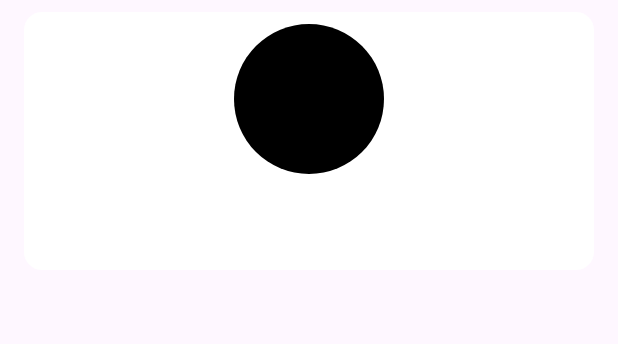
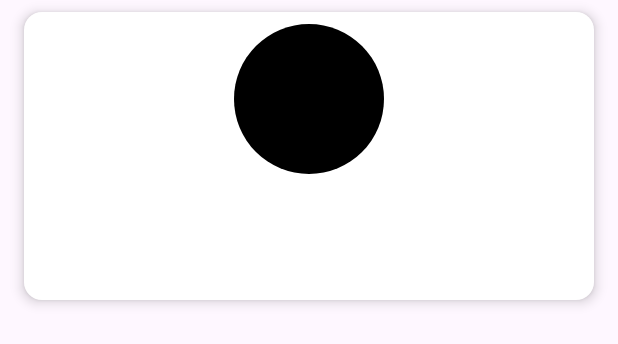
Before and after one commit to karimsaad687/news_app, an Android app: the layout adapter_headline_item.xml on its own in the app's theme, with its tools: preview values and no code run, on a phone screen of 412 x 824 dp. Shown: the top 344 px of the screen. Run offline under Robolectric (Android 15) with nearby library versions, the light colour scheme and no system bars; plain views replace RoundedImageView.

Commit message:
implement headlines api

```diff
--- a/app/src/main/java/com/app/newsapp/dashboard/headlines/HeadlinesViewModel.kt
+++ b/app/src/main/java/com/app/newsapp/dashboard/headlines/HeadlinesViewModel.kt
@@ -33,6 +33,7 @@ class HeadlinesViewModel : Networking() {
                 list.addLast(HeadlineModel(articlesArray.getJSONObject(i)))
             }
         }
-        liveData?.postValue(list)
+        Log.i("datadata2",(getLiveData()==null).toString())
+        getLiveData()?.postValue(list)
     }
 }
--- a/app/src/main/res/layout/activity_dashboard.xml
+++ b/app/src/main/res/layout/activity_dashboard.xml
@@ -4,7 +4,8 @@
     android:layout_width="match_parent"
     android:layout_height="match_parent"
     xmlns:app="http://schemas.android.com/apk/res-auto"
-    tools:context=".dashboard.Dashboard">
+    tools:context=".dashboard.Dashboard"
+    android:background="@color/white">
     <androidx.constraintlayout.widget.ConstraintLayout
         android:id="@+id/topPanel_cl"
         android:layout_width="match_parent"
--- a/app/src/main/res/layout/adapter_headline_item.xml
+++ b/app/src/main/res/layout/adapter_headline_item.xml
@@ -5,7 +5,8 @@
     xmlns:app="http://schemas.android.com/apk/res-auto"
     android:background="@drawable/country_item"
     android:layout_marginVertical="8dp"
-    android:layout_marginHorizontal="16dp">
+    android:layout_marginHorizontal="16dp"
+    android:translationZ="5dp">
     <com.makeramen.roundedimageview.RoundedImageView
         android:id="@+id/article_im"
         android:layout_width="match_parent"
@@ -20,7 +21,7 @@
         android:layout_width="match_parent"
         android:layout_height="wrap_content"
         app:layout_constraintTop_toBottomOf="@id/article_im"
-        android:layout_marginTop="4dp"
+        android:layout_marginTop="8dp"
         android:layout_marginHorizontal="8dp"
         android:fontFamily="sans-serif-condensed-medium"
         android:textSize="14sp"
@@ -31,7 +32,7 @@
         android:layout_width="match_parent"
         android:layout_height="wrap_content"
         app:layout_constraintTop_toBottomOf="@id/article_title_tv"
-        android:layout_marginTop="4dp"
+        android:layout_marginTop="8dp"
         android:layout_marginHorizontal="8dp"
         android:fontFamily="sans-serif-condensed-medium"
         android:textSize="14sp"
@@ -43,8 +44,8 @@
         app:layout_constraintTop_toBottomOf="@id/article_desc_tv"
         app:layout_constraintEnd_toEndOf="parent"
         app:layout_constraintBottom_toBottomOf="parent"
-        android:layout_marginBottom="4dp"
-        android:layout_marginTop="4dp"
+        android:layout_marginBottom="12dp"
+        android:layout_marginTop="8dp"
         android:layout_marginEnd="8dp"
         android:fontFamily="sans-serif-condensed-medium"
         android:textSize="14sp"
@@ -56,9 +57,9 @@
         app:layout_constraintTop_toBottomOf="@id/article_desc_tv"
         app:layout_constraintStart_toStartOf="parent"
         app:layout_constraintBottom_toBottomOf="parent"
-        android:layout_marginStart="4dp"
-        android:layout_marginTop="4dp"
-        android:layout_marginEnd="8dp"
+        android:layout_marginStart="8dp"
+        android:layout_marginTop="8dp"
+        android:layout_marginBottom="12dp"
         android:fontFamily="sans-serif-condensed-medium"
         android:textSize="14sp"
         android:includeFontPadding="false"/>
--- a/app/src/main/res/layout/fragment_headlines.xml
+++ b/app/src/main/res/layout/fragment_headlines.xml
@@ -2,7 +2,8 @@
 <androidx.constraintlayout.widget.ConstraintLayout xmlns:android="http://schemas.android.com/apk/res/android"
     android:layout_width="match_parent"
     android:layout_height="match_parent"
-    xmlns:app="http://schemas.android.com/apk/res-auto">
+    xmlns:app="http://schemas.android.com/apk/res-auto"
+    android:background="@color/white">
     <androidx.recyclerview.widget.RecyclerView
         android:id="@+id/recycler_categories"
         android:layout_width="match_parent"
```
Also changed, not shown: app/src/main/java/com/app/newsapp/dashboard/headlines/HeadlineAdapter.kt (+26 -5 lines), app/src/main/java/com/app/newsapp/dashboard/headlines/HeadlineModel.kt (+7 -0 lines), app/src/main/java/com/app/newsapp/dashboard/headlines/HeadlinesFragment.kt (+14 -20 lines), app/src/main/java/com/app/newsapp/utils/DateUtils.kt (added, +24 -0 lines).
